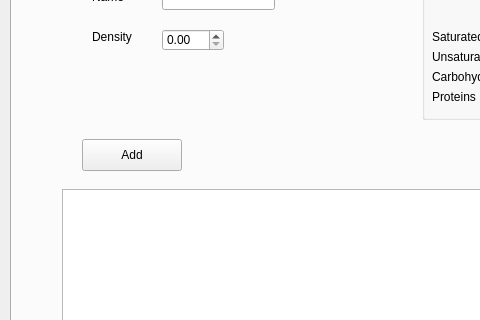
First picture: the form in src/mainwindow.ui, repository MaGnaFlo/MacroCount, before the edit; both pictures show x 0 to 480 and y 97 to 417 of the 800 by 673 pixel window.
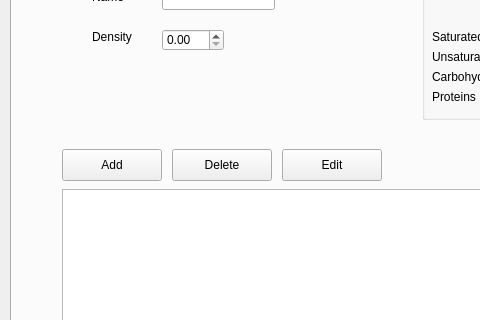
Second picture: the form after the edit. The open tabs and pages were chosen to show the change. Custom widgets are drawn as their Qt base class.

Commit message: dialog for adding food

```diff
--- a/src/mainwindow.ui
+++ b/src/mainwindow.ui
@@ -334,8 +334,8 @@
      <widget class="QPushButton" name="btnAddFood">
       <property name="geometry">
        <rect>
-        <x>70</x>
-        <y>200</y>
+        <x>50</x>
+        <y>210</y>
         <width>100</width>
         <height>32</height>
        </rect>
@@ -344,6 +344,32 @@
        <string>Add</string>
       </property>
      </widget>
+     <widget class="QPushButton" name="btnDeleteFood">
+      <property name="geometry">
+       <rect>
+        <x>160</x>
+        <y>210</y>
+        <width>100</width>
+        <height>32</height>
+       </rect>
+      </property>
+      <property name="text">
+       <string>Delete</string>
+      </property>
+     </widget>
+     <widget class="QPushButton" name="btnEditFood">
+      <property name="geometry">
+       <rect>
+        <x>270</x>
+        <y>210</y>
+        <width>100</width>
+        <height>32</height>
+       </rect>
+      </property>
+      <property name="text">
+       <string>Edit</string>
+      </property>
+     </widget>
     </widget>
     <widget class="QWidget" name="graphTab">
      <attribute name="title">
```
Left out of the diff: 6 changed lines with no effect on the pictures. The commit also changes 9 other files.
